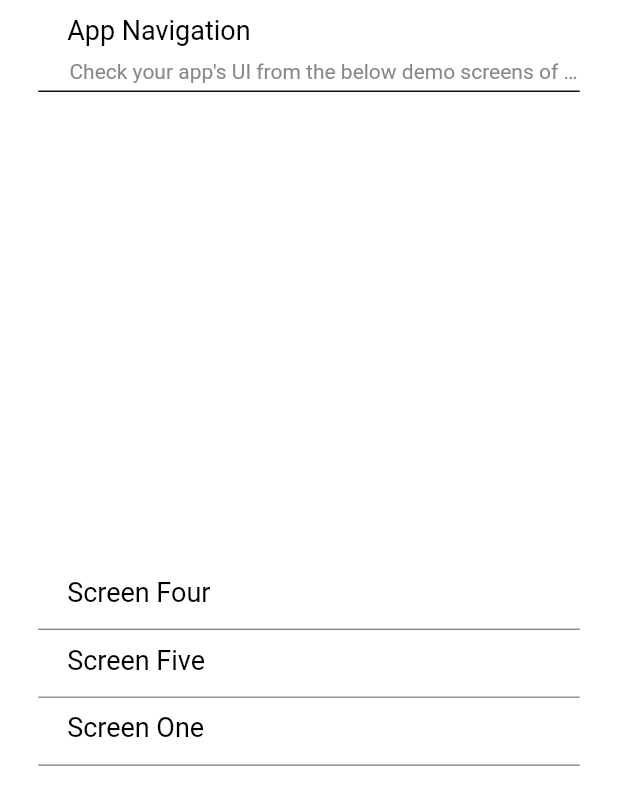
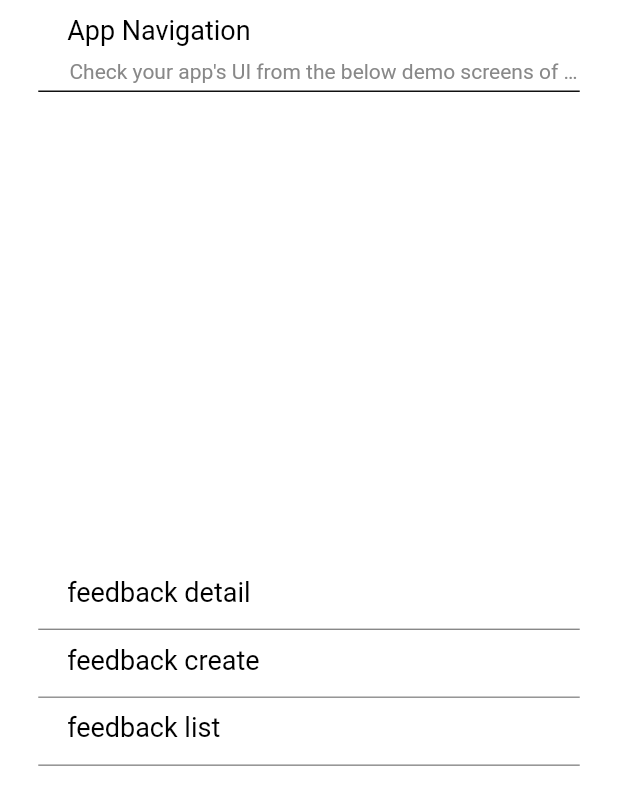
Before and after one commit to DhiWise/FeedbackMobileApp, a Flutter app: the AppNavigationScreen screen opened by its route, on a phone screen of 412 x 824 dp. Shown: the top 805 px of the screen. Run offline on Flutter 3.47's test engine with Material 2 defaults, Android fonts, the phone set to English and light mode, and no system bars; our stand-ins replace cached_network_image, connectivity_plus, flutter_svg, get, permission_handler, shared_preferences; missing offline and left inert: connectivity_plus_web, images_picker, shared_preferences_web; accounts and stored records are empty; network calls fail.

```diff
--- a/lib/localization/en_us/en_us_translations.dart
+++ b/lib/localization/en_us/en_us_translations.dart
@@ -41,6 +41,6 @@ final Map<String, String> enUs = {
   "lbl_comment_testing": "Comment Testing",
   "lbl_submit": "SUBMIT",
   "msg_powered_by_cann": "Powered by Canny",
-  "lbl_jast_now": "Jast Now",
+  "lbl_jast_now": "Just Now",
   "lbl_details2": "Any additional details..."
 };
--- a/lib/presentation/app_navigation_screen/app_navigation_screen.dart
+++ b/lib/presentation/app_navigation_screen/app_navigation_screen.dart
@@ -87,8 +87,7 @@ class AppNavigationScreen extends GetWidget<AppNavigationController> {
                                                                       bottom:
                                                                           10),
                                                               child: Text(
-                                                                  "lbl_screen_four"
-                                                                      .tr,
+                                                                  "feedback detail",
                                                                   overflow:
                                                                       TextOverflow
                                                                           .ellipsis,
@@ -138,8 +137,7 @@ class AppNavigationScreen extends GetWidget<AppNavigationController> {
                                                                       bottom:
                                                                           10),
                                                               child: Text(
-                                                                  "lbl_screen_five"
-                                                                      .tr,
+                                                                  "feedback create",
                                                                   overflow:
                                                                       TextOverflow
                                                                           .ellipsis,
@@ -189,8 +187,7 @@ class AppNavigationScreen extends GetWidget<AppNavigationController> {
                                                                       bottom:
                                                                           10),
                                                               child: Text(
-                                                                  "lbl_screen_one"
-                                                                      .tr,
+                                                                  "feedback list",
                                                                   overflow:
                                                                       TextOverflow
                                                                           .ellipsis,
--- a/lib/presentation/feedback_detail_screen/controller/feedback_detail_controller.dart
+++ b/lib/presentation/feedback_detail_screen/controller/feedback_detail_controller.dart
@@ -77,7 +77,7 @@ class FeedbackDetailController extends GetxController {
     feedbackDetailModelObj.value.upvoteCountTxt.value =
         postRetrieveResp.score!.toString();
     feedbackDetailModelObj.value.imageUrl.value =
-        postRetrieveResp.imageURLs!.first;
+        postRetrieveResp.imageURLs!.first.toString();
   }
 
   void _onCreateRetrieveError() {}
--- a/lib/presentation/feedback_list_screen/widgets/feedback_list_widget.dart
+++ b/lib/presentation/feedback_list_screen/widgets/feedback_list_widget.dart
@@ -26,11 +26,11 @@ class FeedbackListItemWidget extends StatelessWidget {
             bottom: 12.0,
           ),
           child: Row(
+            mainAxisAlignment: MainAxisAlignment.spaceBetween,
             crossAxisAlignment: CrossAxisAlignment.center,
             mainAxisSize: MainAxisSize.max,
             children: [
               Container(
-                width: 300,
                 child: Row(
                   crossAxisAlignment: CrossAxisAlignment.center,
                   mainAxisSize: MainAxisSize.max,
```
Also changed, not shown: lib/data/apiClient/api_client.dart (+6 -3 lines), lib/data/models/upload/post_upload_resp.dart (+26 -5 lines), lib/presentation/feedback_create_screen/controller/feedback_create_controller.dart (+28 -1 lines), lib/presentation/feedback_create_screen/feedback_create_screen.dart (+83 -51 lines).
